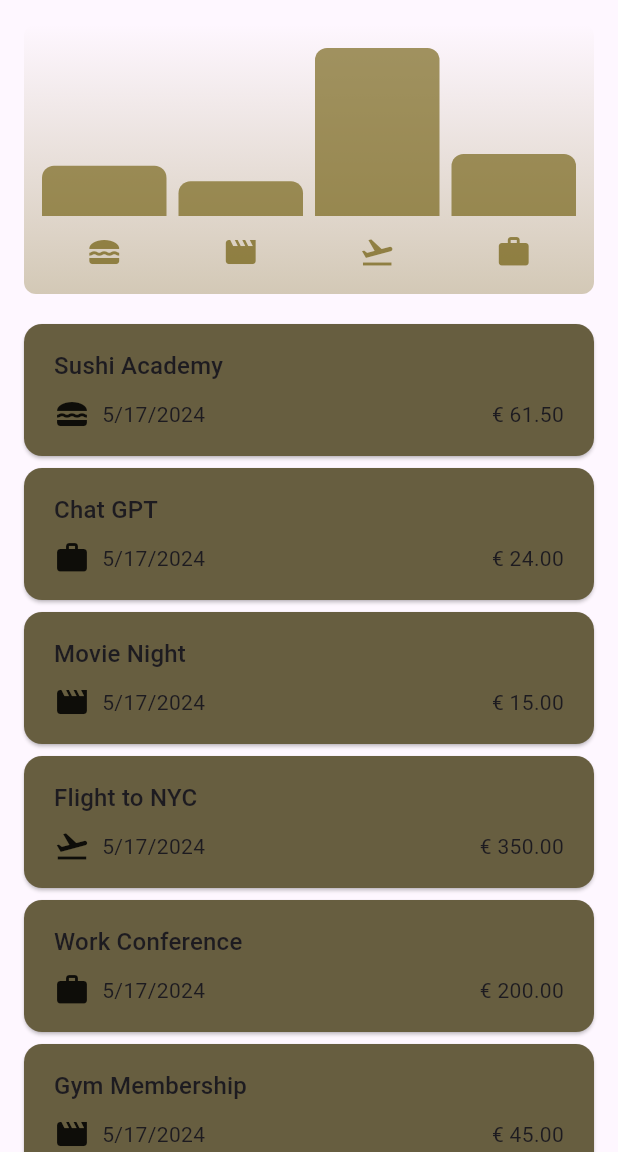
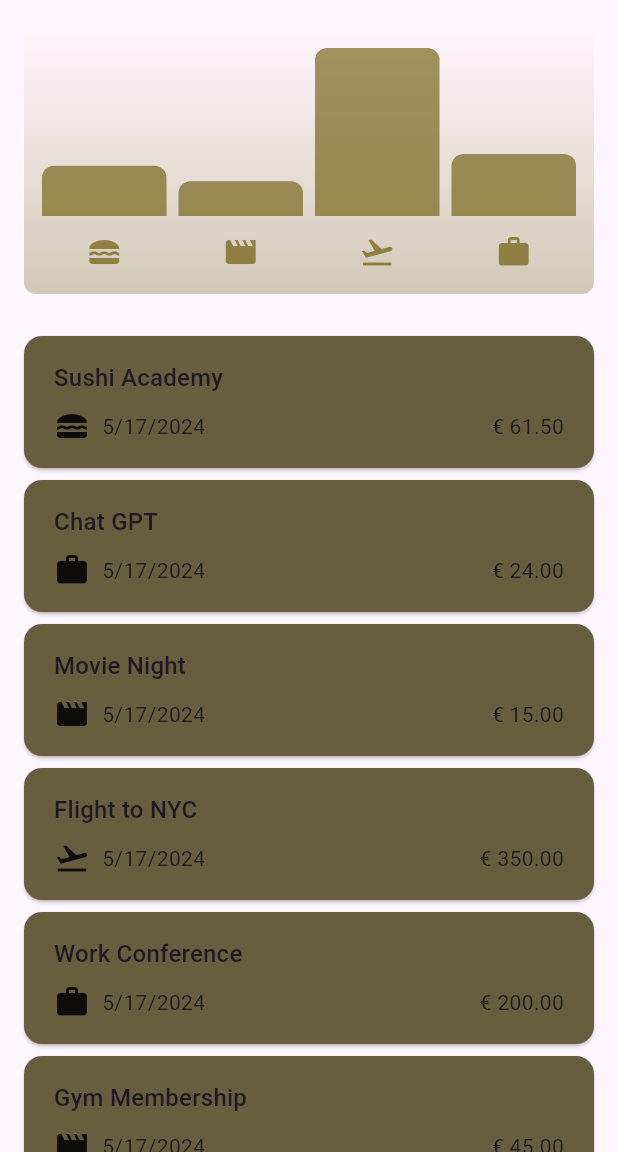
Before and after one commit to Fenysk/3_flutter_expenses_app, a Flutter app: the screen it shows after launch, on a phone screen of 412 x 824 dp, the part 84-1236 px from its top. Run offline on Flutter 3.47's test engine with Material 3 defaults, Android fonts, the phone set to English and light mode, and no system bars.

Commit message:
📱 Responsive (orientation)

```diff
--- a/lib/expenses.dart
+++ b/lib/expenses.dart
@@ -51,6 +51,8 @@ class _ExpensesState extends State<Expenses> {
 
   @override
   Widget build(BuildContext context) {
+    final width = MediaQuery.of(context).size.width;
+
     Widget mainContent =
         const Center(child: Text('No expenses found. Start adding some !'));
 
@@ -71,12 +73,19 @@ class _ExpensesState extends State<Expenses> {
           ),
         ],
       ),
-      body: Column(
-        children: [
-          Chart(expenses: _registerdExpenses),
-          Expanded(child: mainContent),
-        ],
-      ),
+      body: width < 600
+          ? Column(
+              children: [
+                Chart(expenses: _registerdExpenses),
+                Expanded(child: mainContent),
+              ],
+            )
+          : Row(
+              children: [
+                Expanded(child: Chart(expenses: _registerdExpenses)),
+                Expanded(child: mainContent),
+              ],
+            ),
     );
   }
 }
--- a/lib/widgets/expenses/expenses_list.dart
+++ b/lib/widgets/expenses/expenses_list.dart
@@ -13,7 +13,7 @@ class ExpensesList extends StatelessWidget {
   @override
   Widget build(BuildContext context) {
     return ListView.builder(
-      padding: const EdgeInsets.symmetric(horizontal: 16),
+      padding: const EdgeInsets.symmetric(horizontal: 16, vertical: 8),
       itemCount: expenses.length,
       itemBuilder: ((context, index) => Dismissible(
             key: ValueKey(expenses[index]),
```
Also changed, not shown: lib/widgets/expenses/add_expense_modal.dart (+9 -2 lines).
